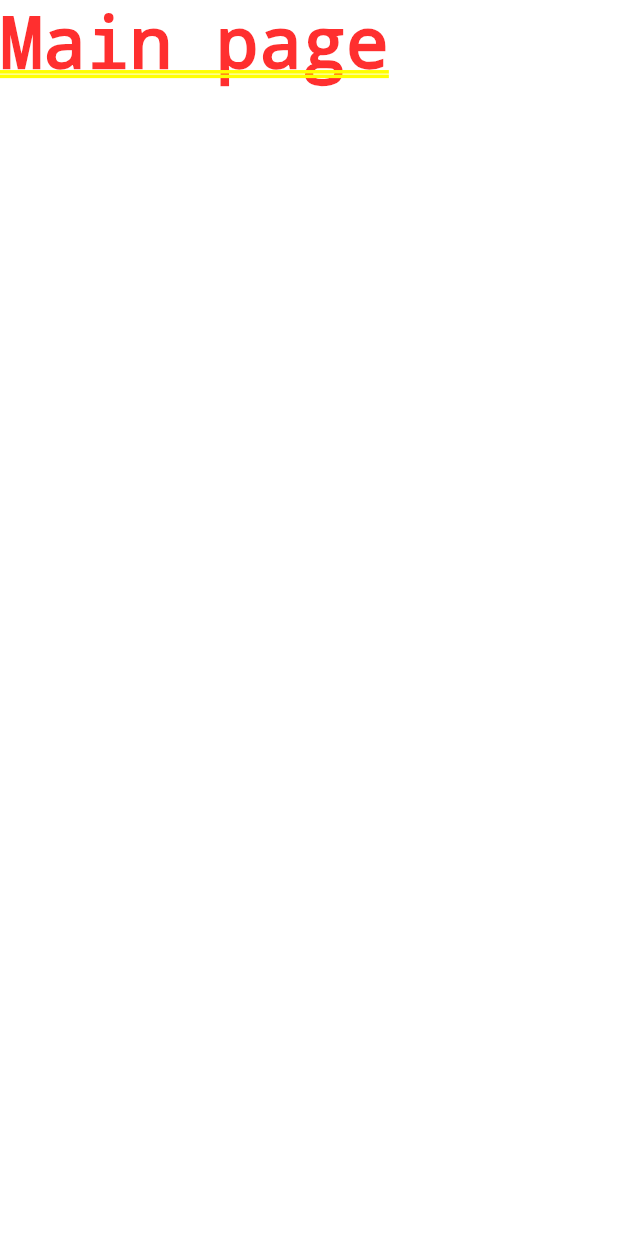
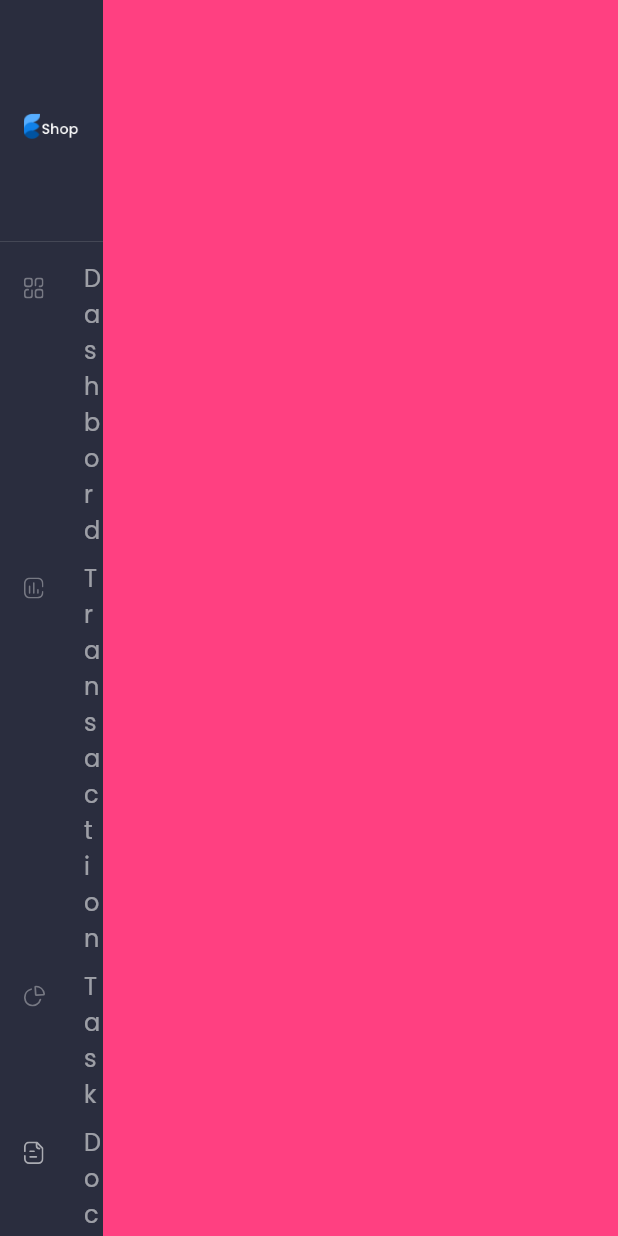
Before and after one commit to RobertoMdz/Flutter-Web-Dashboard-Panel, a Flutter app: the screen it shows after launch, on a phone screen of 412 x 824 dp. Run offline on Flutter 3.47's test engine with Material 2 defaults, Android fonts, the phone set to English and light mode, and no system bars; our stand-ins replace flutter_svg, google_fonts.

Commit message:
Side Drawer Menu widget implemented

```diff
--- a/lib/main.dart
+++ b/lib/main.dart
@@ -1,5 +1,7 @@
 import 'package:flutter/material.dart';
+import 'package:google_fonts/google_fonts.dart';
 
+import 'constants.dart';
 import 'views/main_page.dart';
 
 void main() {
@@ -11,9 +13,12 @@ class MyApp extends StatelessWidget {
   @override
   Widget build(BuildContext context) {
     return MaterialApp(
-      title: 'Flutter Demo',
-      theme: ThemeData(
-        primarySwatch: Colors.blue,
+      debugShowCheckedModeBanner: false,
+      title: 'Flutter Web DashBoard',
+      theme: ThemeData.dark().copyWith(
+        scaffoldBackgroundColor: bgColor,
+        textTheme: GoogleFonts.poppinsTextTheme(Theme.of(context).textTheme).apply(bodyColor: Colors.white),
+        canvasColor: secondaryColor,
       ),
       home: MainPage(),
     );
--- a/lib/views/main_page.dart
+++ b/lib/views/main_page.dart
@@ -1,12 +1,28 @@
 import 'package:flutter/material.dart';
+
+import 'widgets/side_drawer_menu.dart';
 
 class MainPage extends StatelessWidget {
   const MainPage({Key key}) : super(key: key);
 
   @override
   Widget build(BuildContext context) {
-    return Container(
-      child: Text('Main page'),
+    return Scaffold(
+      body: SafeArea(
+        child: Row(
+          children: [
+            Expanded(
+              child: SideDrawerMenu()
+            ),
+            Expanded(
+              flex: 5,
+              child: Container(
+                color: Colors.pinkAccent
+              )
+            )
+          ]
+        )
+      ),
     );
   }
 }
--- /dev/null
+++ b/lib/views/widgets/side_drawer_menu.dart
@@ -0,0 +1,88 @@
+import 'package:flutter/material.dart';
+import 'package:flutter_svg/svg.dart';
+
+class SideDrawerMenu extends StatelessWidget {
+  const SideDrawerMenu({
+    Key key,
+  }) : super(key: key);
+
+  @override
+  Widget build(BuildContext context) {
+    return Drawer(
+      child: SingleChildScrollView(
+        child: Column(
+          children: [
+            DrawerHeader(
+              child: Image.asset('assets/images/logo.png')
+            ),
+            DrawerListTile(
+              title: "Dashbord",
+              svgSrc: "assets/icons/menu_dashbord.svg",
+              onTap: () {},
+            ),
+            DrawerListTile(
+              title: "Transaction",
+              svgSrc: "assets/icons/menu_tran.svg",
+              onTap: () {},
+            ),
+            DrawerListTile(
+              title: "Task",
+              svgSrc: "assets/icons/menu_task.svg",
+              onTap: () {},
+            ),
+            DrawerListTile(
+              title: "Documents",
+              svgSrc: "assets/icons/menu_doc.svg",
+              onTap: () {},
+            ),
+            DrawerListTile(
+              title: "Store",
+              svgSrc: "assets/icons/menu_store.svg",
+              onTap: () {},
+            ),
+            DrawerListTile(
+              title: "Notification",
+              svgSrc: "assets/icons/menu_notification.svg",
+              onTap: () {},
+            ),
+            DrawerListTile(
+              title: "Profile",
+              svgSrc: "assets/icons/menu_profile.svg",
+              onTap: () {},
+            ),
+            DrawerListTile(
+              title: "Settings",
+              svgSrc: "assets/icons/menu_setting.svg",
+              onTap: () {},
+            ),
+          ]
+        ),
+      ),
+    );
+  }
+}
+
+class DrawerListTile extends StatelessWidget {
+  const DrawerListTile({
+    Key key,
+    @required this.title,
+    @required this.svgSrc,
+    @required this.onTap
+  }) : super(key: key);
+
+  final String title, svgSrc;
+  final VoidCallback onTap;
+
+  @override
+  Widget build(BuildContext context) {
+    return ListTile(
+      onTap: () => onTap(),
+      horizontalTitleGap: 0.0,
+      leading: SvgPicture.asset(
+        svgSrc,
+        color: Colors.white.withOpacity(.60),
+      ),
+      title: Text(title, style: TextStyle(color: Colors.white54),),
+    );
+  }
+}
```
